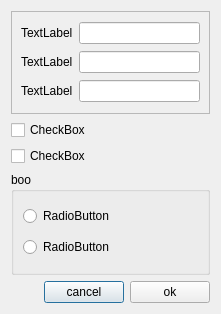
First picture: the form in SrcPony/forms/sernumcfg.ui, repository lancos/ponyprog, before the edit.
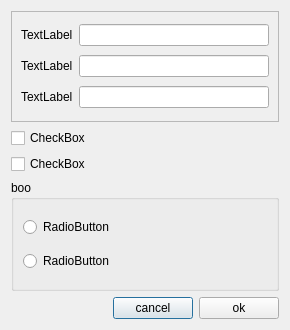
Second picture: the form after the edit.

```diff
--- a/SrcPony/forms/sernumcfg.ui
+++ b/SrcPony/forms/sernumcfg.ui
@@ -9,8 +9,8 @@
    <rect>
     <x>0</x>
     <y>0</y>
-    <width>221</width>
-    <height>314</height>
+    <width>290</width>
+    <height>330</height>
    </rect>
   </property>
   <property name="windowTitle">
```
